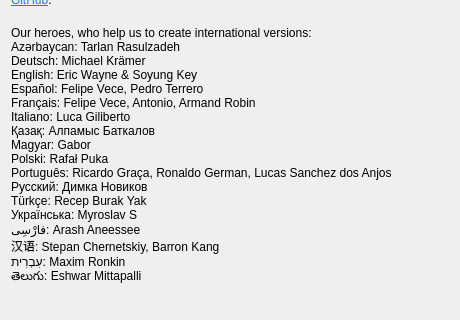
Old version of the form src/bin/scenarist-desktop/UserInterfaceLayer/Application/AboutDialog.ui in the repository dimkanovikov/KITScenarist; both pictures show x 0 to 460 and y 212 to 532 of the 460 by 664 pixel window.
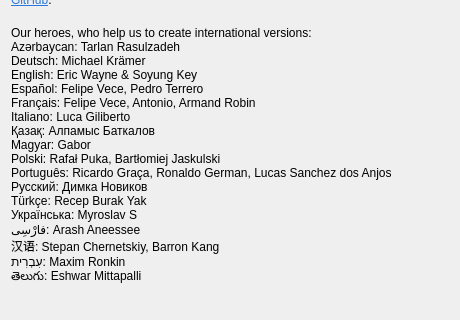
New version of the form.

```diff
--- a/src/bin/scenarist-desktop/UserInterfaceLayer/Application/AboutDialog.ui
+++ b/src/bin/scenarist-desktop/UserInterfaceLayer/Application/AboutDialog.ui
@@ -153,7 +153,7 @@
 Italiano: Luca Giliberto
 Қазақ: Алпамыс Баткалов
 Magyar: Gabor
-Polski: Rafał Puka
+Polski: Rafał Puka, Bartłomiej Jaskulski
 Português: Ricardo Graça, Ronaldo German, Lucas Sanchez dos Anjos 
 Русский: Димка Новиков
 Türkçe: Recep Burak Yak
```
